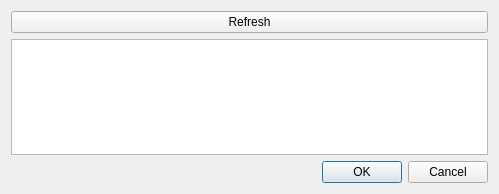
mpelcat/GPStudio, file src/interface_debug/connectnodedialog.ui: the form before one commit.
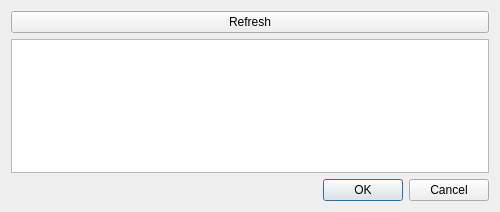
The form after the commit. Custom widgets are drawn as their Qt base class.

What changed in the file:
```diff
--- a/src/interface_debug/connectnodedialog.ui
+++ b/src/interface_debug/connectnodedialog.ui
@@ -6,8 +6,8 @@
    <rect>
     <x>0</x>
     <y>0</y>
-    <width>499</width>
-    <height>194</height>
+    <width>500</width>
+    <height>212</height>
    </rect>
   </property>
   <property name="windowTitle">
```
Left out of the diff: 2 changed lines with no effect on the pictures.
